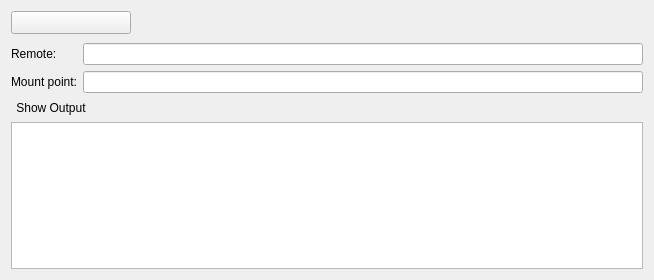
Above: src/mount_widget.ui from holazt/RcloneBrowser before the change. Below: the same form after it.
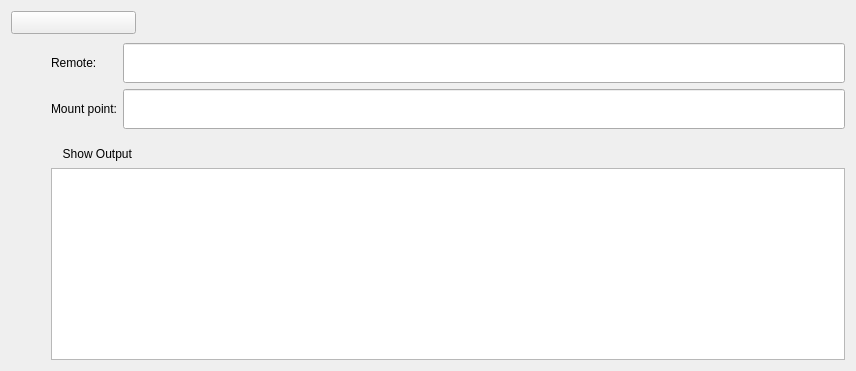
That is the form after the change.

Commit message: optimised jobs layout

Patch:
```diff
--- a/src/mount_widget.ui
+++ b/src/mount_widget.ui
@@ -6,10 +6,16 @@
    <rect>
     <x>0</x>
     <y>0</y>
-    <width>654</width>
-    <height>280</height>
+    <width>856</width>
+    <height>371</height>
    </rect>
   </property>
+  <property name="sizePolicy">
+   <sizepolicy hsizetype="Preferred" vsizetype="Fixed">
+    <horstretch>0</horstretch>
+    <verstretch>0</verstretch>
+   </sizepolicy>
+  </property>
   <property name="windowTitle">
    <string>Form</string>
   </property>
@@ -36,7 +42,7 @@
        <widget class="QToolButton" name="showDetails">
         <property name="minimumSize">
          <size>
-          <width>120</width>
+          <width>125</width>
           <height>0</height>
          </size>
         </property>
@@ -49,7 +55,39 @@
        </widget>
       </item>
       <item>
-       <widget class="QLabel" name="info"/>
+       <widget class="QLineEdit" name="info">
+        <property name="contextMenuPolicy">
+         <enum>Qt::NoContextMenu</enum>
+        </property>
+        <property name="autoFillBackground">
+         <bool>false</bool>
+        </property>
+        <property name="styleSheet">
+         <string notr="true">* { background-color: rgba(0, 0, 0, 0); }</string>
+        </property>
+        <property name="frame">
+         <bool>false</bool>
+        </property>
+        <property name="readOnly">
+         <bool>true</bool>
+        </property>
+       </widget>
+      </item>
+      <item>
+       <spacer name="horizontalSpacer">
+        <property name="orientation">
+         <enum>Qt::Horizontal</enum>
+        </property>
+        <property name="sizeType">
+         <enum>QSizePolicy::Fixed</enum>
+        </property>
+        <property name="sizeHint" stdset="0">
+         <size>
+          <width>10</width>
+          <height>20</height>
+         </size>
+        </property>
+       </spacer>
       </item>
       <item>
        <widget class="QToolButton" name="cancel">
@@ -79,63 +117,23 @@
       <property name="bottomMargin">
        <number>0</number>
       </property>
-      <item row="1" column="1" colspan="2">
-       <widget class="QLineEdit" name="folder">
-        <property name="readOnly">
-         <bool>true</bool>
-        </property>
-       </widget>
-      </item>
-      <item row="0" column="1" colspan="2">
-       <widget class="QLineEdit" name="remote">
-        <property name="readOnly">
-         <bool>true</bool>
-        </property>
-       </widget>
-      </item>
-      <item row="2" column="0" colspan="2">
-       <widget class="QToolButton" name="showOutput">
-        <property name="styleSheet">
-         <string notr="true">QToolButton { border: 0 }</string>
-        </property>
-        <property name="text">
-         <string>Show Output</string>
-        </property>
-        <property name="checkable">
-         <bool>true</bool>
-        </property>
-        <property name="toolButtonStyle">
-         <enum>Qt::ToolButtonTextBesideIcon</enum>
-        </property>
-       </widget>
-      </item>
-      <item row="3" column="0" colspan="3">
-       <widget class="QPlainTextEdit" name="output">
-        <property name="lineWrapMode">
-         <enum>QPlainTextEdit::NoWrap</enum>
-        </property>
-        <property name="readOnly">
-         <bool>true</bool>
-        </property>
-       </widget>
-      </item>
-      <item row="1" column="0">
-       <widget class="QLabel" name="label_2">
-        <property name="sizePolicy">
-         <sizepolicy hsizetype="Fixed" vsizetype="Preferred">
-          <horstretch>0</horstretch>
-          <verstretch>0</verstretch>
-         </sizepolicy>
-        </property>
-        <property name="text">
-         <string>Mount point:</string>
-        </property>
-        <property name="buddy">
-         <cstring>folder</cstring>
-        </property>
-       </widget>
-      </item>
       <item row="0" column="0">
+       <spacer name="horizontalSpacer_2">
+        <property name="orientation">
+         <enum>Qt::Horizontal</enum>
+        </property>
+        <property name="sizeType">
+         <enum>QSizePolicy::Fixed</enum>
+        </property>
+        <property name="sizeHint" stdset="0">
+         <size>
+          <width>40</width>
+          <height>20</height>
+         </size>
+        </property>
+       </spacer>
+      </item>
+      <item row="0" column="1">
        <widget class="QLabel" name="label_1">
         <property name="sizePolicy">
          <sizepolicy hsizetype="Fixed" vsizetype="Preferred">
@@ -151,6 +149,90 @@
         </property>
        </widget>
       </item>
+      <item row="1" column="2" colspan="2">
+       <widget class="QLineEdit" name="folder">
+        <property name="sizePolicy">
+         <sizepolicy hsizetype="Expanding" vsizetype="Expanding">
+          <horstretch>0</horstretch>
+          <verstretch>0</verstretch>
+         </sizepolicy>
+        </property>
+        <property name="readOnly">
+         <bool>true</bool>
+        </property>
+       </widget>
+      </item>
+      <item row="1" column="1">
+       <widget class="QLabel" name="label_2">
+        <property name="sizePolicy">
+         <sizepolicy hsizetype="Fixed" vsizetype="Preferred">
+          <horstretch>0</horstretch>
+          <verstretch>0</verstretch>
+         </sizepolicy>
+        </property>
+        <property name="text">
+         <string>Mount point:</string>
+        </property>
+        <property name="buddy">
+         <cstring>folder</cstring>
+        </property>
+       </widget>
+      </item>
+      <item row="8" column="1" colspan="3">
+       <widget class="QPlainTextEdit" name="output">
+        <property name="lineWrapMode">
+         <enum>QPlainTextEdit::NoWrap</enum>
+        </property>
+        <property name="readOnly">
+         <bool>true</bool>
+        </property>
+       </widget>
+      </item>
+      <item row="0" column="2" colspan="2">
+       <widget class="QLineEdit" name="remote">
+        <property name="sizePolicy">
+         <sizepolicy hsizetype="Expanding" vsizetype="Expanding">
+          <horstretch>0</horstretch>
+          <verstretch>0</verstretch>
+         </sizepolicy>
+        </property>
+        <property name="readOnly">
+         <bool>true</bool>
+        </property>
+       </widget>
+      </item>
+      <item row="7" column="1" colspan="2">
+       <widget class="QToolButton" name="showOutput">
+        <property name="styleSheet">
+         <string notr="true">QToolButton { border: 0 }</string>
+        </property>
+        <property name="text">
+         <string>  Show Output</string>
+        </property>
+        <property name="checkable">
+         <bool>true</bool>
+        </property>
+        <property name="toolButtonStyle">
+         <enum>Qt::ToolButtonTextBesideIcon</enum>
+        </property>
+       </widget>
+      </item>
+      <item row="2" column="3">
+       <spacer name="verticalSpacer_2">
+        <property name="orientation">
+         <enum>Qt::Vertical</enum>
+        </property>
+        <property name="sizeType">
+         <enum>QSizePolicy::Fixed</enum>
+        </property>
+        <property name="sizeHint" stdset="0">
+         <size>
+          <width>20</width>
+          <height>10</height>
+         </size>
+        </property>
+       </spacer>
+      </item>
      </layout>
     </widget>
    </item>
```
The commit also changes 5 other files.
